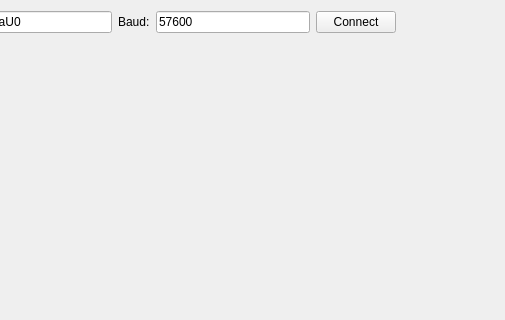
Above: OpenStopMotion/trunk/gui/ledcontrol.ui from pfedick/openstopmotion before the change; both pictures show x 134 to 639 and y 0 to 320 of the 1040 by 672 pixel window. Below: the same form after it.
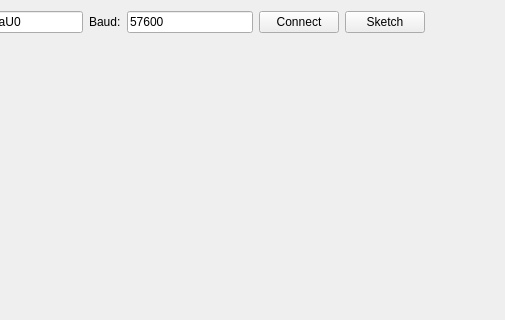
That is the form after the change. Icons and pictures are not drawn.

Commit message: Arduino sketch is shown when pressing the Arduino-button on led control page

Diff of the .ui file:
```diff
--- a/OpenStopMotion/trunk/gui/ledcontrol.ui
+++ b/OpenStopMotion/trunk/gui/ledcontrol.ui
@@ -51,6 +51,23 @@
        </property>
       </widget>
      </item>
+     <item>
+      <widget class="QPushButton" name="arduinoButton">
+       <property name="text">
+        <string>Sketch</string>
+       </property>
+       <property name="icon">
+        <iconset resource="../resources.qrc">
+         <normaloff>:/other/resources/arduino.png</normaloff>:/other/resources/arduino.png</iconset>
+       </property>
+       <property name="iconSize">
+        <size>
+         <width>31</width>
+         <height>16</height>
+        </size>
+       </property>
+      </widget>
+     </item>
      <item>
       <spacer name="horizontalSpacer">
        <property name="orientation">
```
The commit also changes 6 other files.
